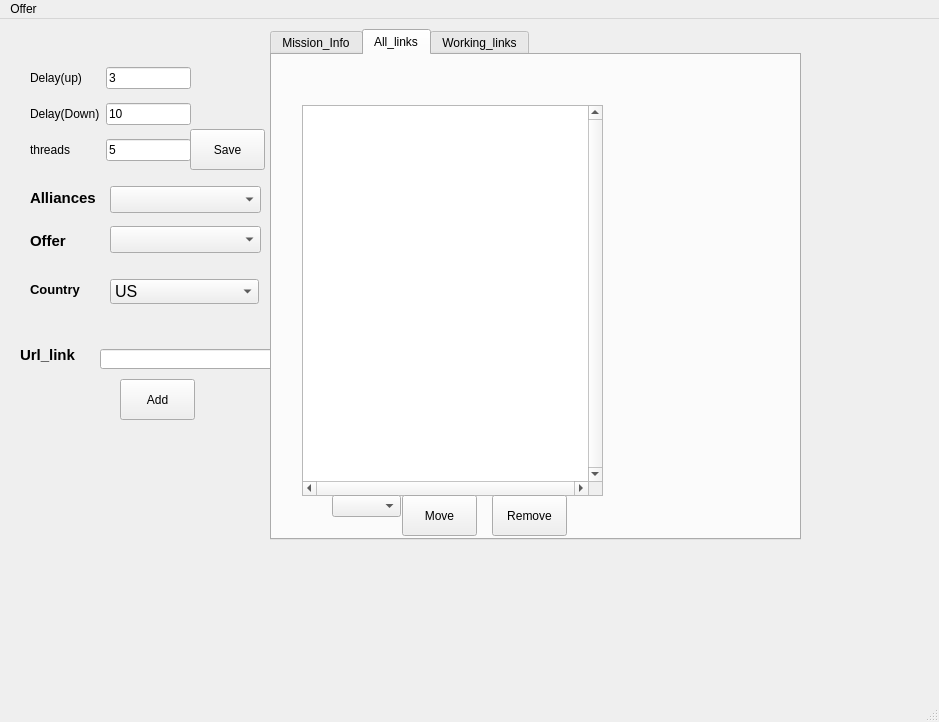
FuckBrains/src, file ui/test.ui: the form before one commit.
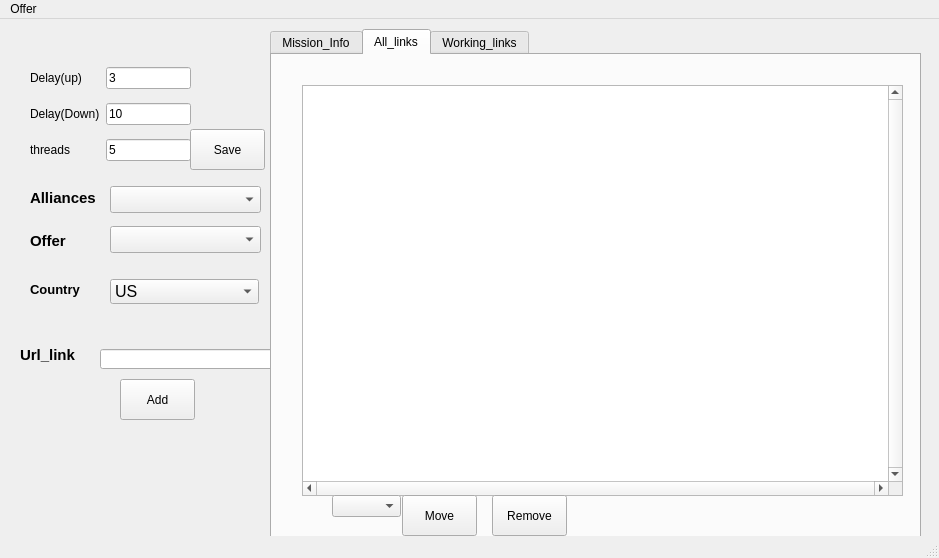
The form after the commit. The open tabs and pages were chosen to show the change.

```diff
--- a/ui/test.ui
+++ b/ui/test.ui
@@ -10,7 +10,7 @@
     <x>0</x>
     <y>0</y>
     <width>939</width>
-    <height>722</height>
+    <height>558</height>
    </rect>
   </property>
   <property name="windowTitle">
@@ -260,7 +260,7 @@
      <rect>
       <x>270</x>
       <y>10</y>
-      <width>531</width>
+      <width>651</width>
       <height>511</height>
      </rect>
     </property>
@@ -290,9 +290,9 @@
       <property name="geometry">
        <rect>
         <x>30</x>
-        <y>50</y>
-        <width>301</width>
-        <height>391</height>
+        <y>30</y>
+        <width>601</width>
+        <height>411</height>
        </rect>
       </property>
       <property name="font">
```
Left out of the diff: 8 changed lines with no effect on the pictures.
